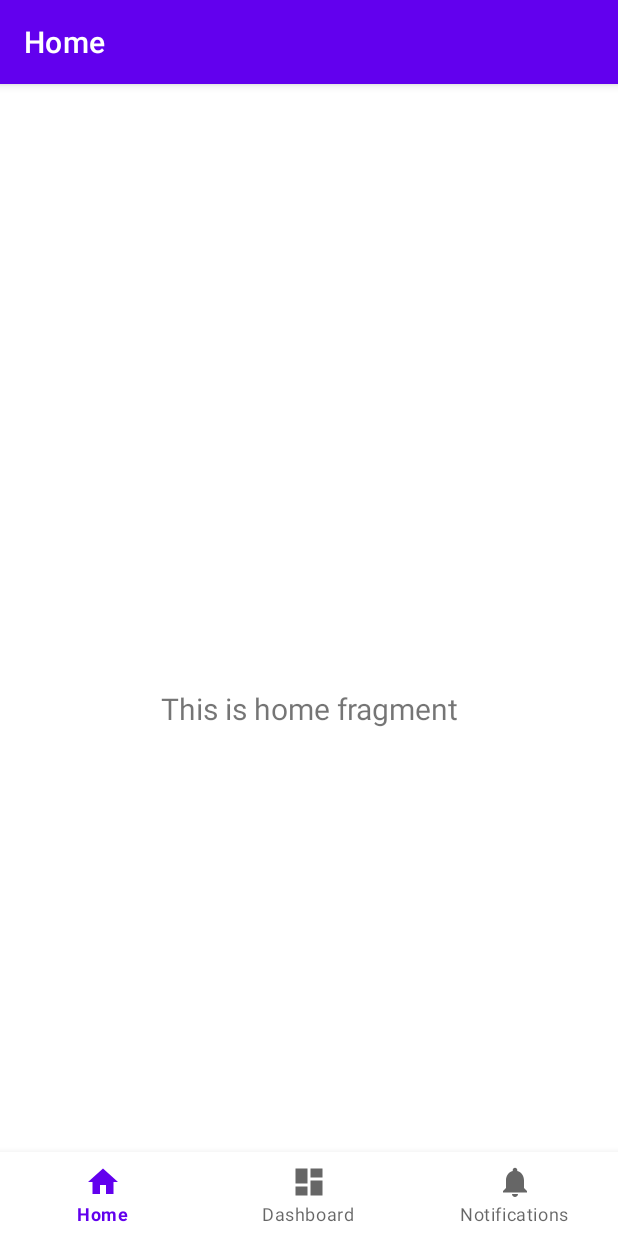
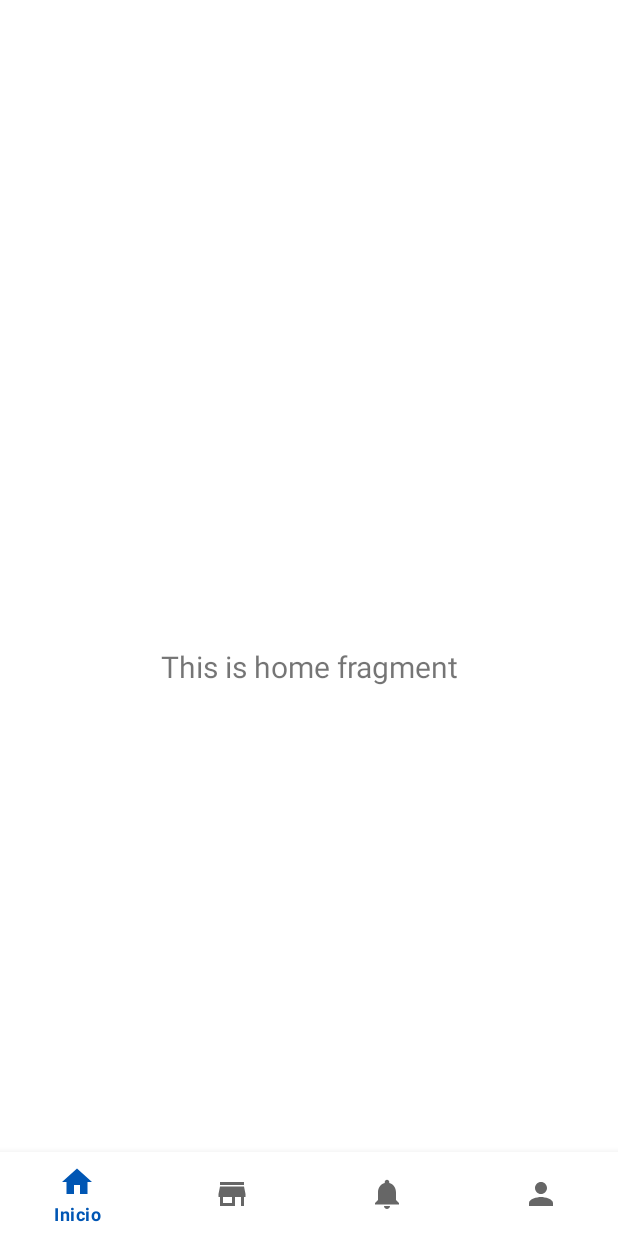
Before and after one commit to LuisLlancari/appFamiSalud, an Android app: the screen it shows after launch (MainActivity), on a phone screen of 412 x 824 dp. Run offline under Robolectric (Android 15) with nearby library versions, the phone set to English and light mode, and no system bars; our stand-ins replace navigation-ui.

Commit message:
barra de navegación inferior editada y terminada

```diff
--- a/app/build.gradle.kts
+++ b/app/build.gradle.kts
@@ -43,6 +43,7 @@ dependencies {
     implementation("androidx.lifecycle:lifecycle-viewmodel-ktx:2.6.2")
     implementation("androidx.navigation:navigation-fragment:2.7.3")
     implementation("androidx.navigation:navigation-ui:2.7.3")
+    implementation("androidx.legacy:legacy-support-v4:1.0.0")
     testImplementation("junit:junit:4.13.2")
     androidTestImplementation("androidx.test.ext:junit:1.1.5")
     androidTestImplementation("androidx.test.espresso:espresso-core:3.5.1")
--- a/app/src/main/java/com/famisalud/famisalud/MainActivity.java
+++ b/app/src/main/java/com/famisalud/famisalud/MainActivity.java
@@ -20,6 +20,8 @@ public class MainActivity extends AppCompatActivity {
    protected void onCreate(Bundle savedInstanceState) {
       super.onCreate(savedInstanceState);
 
+      getSupportActionBar().hide();
+
       binding = ActivityMainBinding.inflate(getLayoutInflater());
       setContentView(binding.getRoot());
 
@@ -27,7 +29,7 @@ public class MainActivity extends AppCompatActivity {
       // Passing each menu ID as a set of Ids because each
       // menu should be considered as top level destinations.
       AppBarConfiguration appBarConfiguration = new AppBarConfiguration.Builder(
-                R.id.navigation_home, R.id.navigation_dashboard, R.id.navigation_notifications)
+          R.id.navigation_home, R.id.navigation_notifications, R.id.navigation_profile, R.id.navigation_drugstore)
           .build();
       NavController navController = Navigation.findNavController(this, R.id.nav_host_fragment_activity_main);
       NavigationUI.setupActionBarWithNavController(this, navController, appBarConfiguration);
--- /dev/null
+++ b/app/src/main/res/drawable/baseline_person_24.xml
@@ -0,0 +1,5 @@
+<vector android:height="24dp" android:tint="#000000"
+    android:viewportHeight="24" android:viewportWidth="24"
+    android:width="24dp" xmlns:android="http://schemas.android.com/apk/res/android">
+    <path android:fillColor="@android:color/white" android:pathData="M12,12c2.21,0 4,-1.79 4,-4s-1.79,-4 -4,-4 -4,1.79 -4,4 1.79,4 4,4zM12,14c-2.67,0 -8,1.34 -8,4v2h16v-2c0,-2.66 -5.33,-4 -8,-4z"/>
+</vector>
--- /dev/null
+++ b/app/src/main/res/drawable/baseline_store_24.xml
@@ -0,0 +1,5 @@
+<vector android:height="24dp" android:tint="#000000"
+    android:viewportHeight="24" android:viewportWidth="24"
+    android:width="24dp" xmlns:android="http://schemas.android.com/apk/res/android">
+    <path android:fillColor="@android:color/white" android:pathData="M20,4L4,4v2h16L20,4zM21,14v-2l-1,-5L4,7l-1,5v2h1v6h10v-6h4v6h2v-6h1zM12,18L6,18v-4h6v4z"/>
+</vector>
--- a/app/src/main/res/menu/bottom_nav_menu.xml
+++ b/app/src/main/res/menu/bottom_nav_menu.xml
@@ -4,16 +4,25 @@
     <item
         android:id="@+id/navigation_home"
         android:icon="@drawable/ic_home_black_24dp"
-        android:title="@string/title_home" />
-
+        android:title="@string/inicio" />
+    <!--
+        <item
+            android:id="@+id/navigation_dashboard"
+            android:icon="@drawable/ic_dashboard_black_24dp"
+            android:title="@string/title_dashboard" />
+            -->
     <item
-        android:id="@+id/navigation_dashboard"
-        android:icon="@drawable/ic_dashboard_black_24dp"
-        android:title="@string/title_dashboard" />
-
+        android:id="@+id/navigation_drugstore"
+        android:icon="@drawable/baseline_store_24"
+        android:title="@string/farmacia" />
     <item
         android:id="@+id/navigation_notifications"
         android:icon="@drawable/ic_notifications_black_24dp"
-        android:title="@string/title_notifications" />
+        android:title="@string/notificacion" />
+
+    <item
+        android:id="@+id/navigation_profile"
+        android:icon="@drawable/baseline_person_24"
+        android:title="@string/perfil" />
 
 </menu>
--- a/app/src/main/res/navigation/mobile_navigation.xml
+++ b/app/src/main/res/navigation/mobile_navigation.xml
@@ -8,18 +8,30 @@
     <fragment
         android:id="@+id/navigation_home"
         android:name="com.famisalud.famisalud.ui.home.HomeFragment"
-        android:label="@string/title_home"
+        android:label="@string/inicio"
         tools:layout="@layout/fragment_home" />
-
+<!--
     <fragment
         android:id="@+id/navigation_dashboard"
         android:name="com.famisalud.famisalud.ui.dashboard.DashboardFragment"
         android:label="@string/title_dashboard"
         tools:layout="@layout/fragment_dashboard" />
-
+-->
     <fragment
         android:id="@+id/navigation_notifications"
         android:name="com.famisalud.famisalud.ui.notifications.NotificationsFragment"
-        android:label="@string/title_notifications"
+        android:label="@string/notificacion"
         tools:layout="@layout/fragment_notifications" />
+
+    <fragment
+        android:id="@+id/navigation_profile"
+        android:name="com.famisalud.famisalud.ui.profile.ProfileFragment"
+        android:label="@string/perfil"
+        tools:layout="@layout/fragment_profile" />
+
+    <fragment
+        android:id="@+id/navigation_drugstore"
+        android:name="com.famisalud.famisalud.ui.drugstore.DrugstoreFragment"
+        android:label="@string/farmacia"
+        tools:layout="@layout/fragment_drugstore" />
 </navigation>
--- a/app/src/main/res/values-night/themes.xml
+++ b/app/src/main/res/values-night/themes.xml
@@ -2,8 +2,8 @@
     <!-- Base application theme. -->
     <style name="Theme.FamiSalud" parent="Theme.MaterialComponents.DayNight.DarkActionBar">
         <!-- Primary brand color. -->
-        <item name="colorPrimary">@color/purple_200</item>
-        <item name="colorPrimaryVariant">@color/purple_700</item>
+        <item name="colorPrimary">@color/azul_famisalud_primario</item>
+        <item name="colorPrimaryVariant">@color/azul_famisalud_primario</item>
         <item name="colorOnPrimary">@color/black</item>
         <!-- Secondary brand color. -->
         <item name="colorSecondary">@color/teal_200</item>
--- a/app/src/main/res/values/strings.xml
+++ b/app/src/main/res/values/strings.xml
@@ -3,4 +3,10 @@
     <string name="title_home">Home</string>
     <string name="title_dashboard">Dashboard</string>
     <string name="title_notifications">Notifications</string>
+
+    <!-- Agregar los textos aquí -->
+    <string name="notificacion">Notificación</string>
+    <string name="inicio">Inicio</string>
+    <string name="perfil">Perfil</string>
+    <string name="farmacia">Farmacia</string>
 </resources>
--- a/app/src/main/res/values/themes.xml
+++ b/app/src/main/res/values/themes.xml
@@ -2,8 +2,8 @@
     <!-- Base application theme. -->
     <style name="Theme.FamiSalud" parent="Theme.MaterialComponents.DayNight.DarkActionBar">
         <!-- Primary brand color. -->
-        <item name="colorPrimary">@color/purple_500</item>
-        <item name="colorPrimaryVariant">@color/purple_700</item>
+        <item name="colorPrimary">@color/azul_famisalud_primario</item>
+        <item name="colorPrimaryVariant">@color/azul_famisalud_primario</item>
         <item name="colorOnPrimary">@color/white</item>
         <!-- Secondary brand color. -->
         <item name="colorSecondary">@color/teal_200</item>
--- a/build.gradle.kts
+++ b/build.gradle.kts
@@ -1,4 +1,4 @@
 // Top-level build file where you can add configuration options common to all sub-projects/modules.
 plugins {
-    id("com.android.application") version "8.1.1" apply false
+    id("com.android.application") version "8.0.0" apply false
 }
```
Also changed, not shown: app/src/main/java/com/famisalud/famisalud/ui/drugstore/DrugstoreFragment.java (added, +38 -0 lines), app/src/main/java/com/famisalud/famisalud/ui/drugstore/DrugstoreViewModel.java (added, +7 -0 lines), app/src/main/java/com/famisalud/famisalud/ui/profile/ProfileFragment.java (added, +38 -0 lines), app/src/main/java/com/famisalud/famisalud/ui/profile/ProfileViewModel.java (added, +7 -0 lines), app/src/main/res/layout/fragment_drugstore.xml (added, +13 -0 lines), app/src/main/res/layout/fragment_profile.xml (added, +13 -0 lines), gradle/wrapper/gradle-wrapper.properties. Lines whose indentation alone changed are shown as unchanged.
